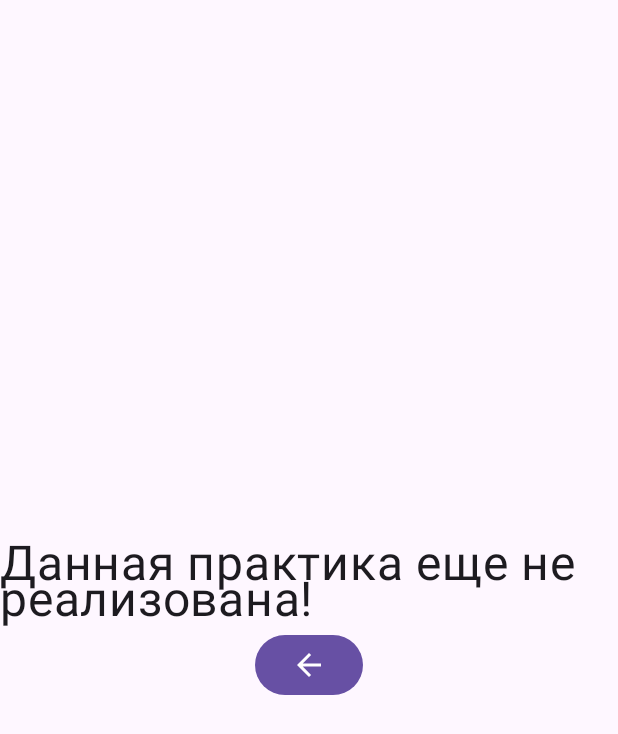
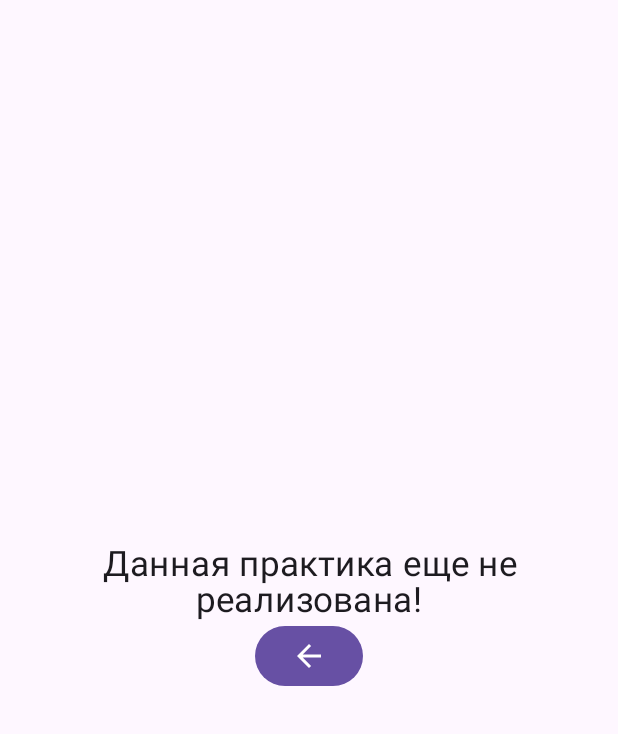
Before and after one commit to aleqsanbr/confirmatio, an Android app built with Jetpack Compose: the composable SinglePractice called with empty values, on a phone screen of 412 x 824 dp. Shown: the top 734 px of the screen. Run offline under Robolectric (Android 15) with nearby library versions, the phone set to English and light mode, and no system bars; 2 statements that could not run were skipped.

Commit message:
changed sizes and paddings in practices

```diff
--- a/app/src/main/java/com/example/confirmatio/MainActivity.kt
+++ b/app/src/main/java/com/example/confirmatio/MainActivity.kt
@@ -99,7 +99,7 @@ fun BottomNavigationBar(navController: NavHostController) {
                             saveState = true
                         }
                         launchSingleTop = true
-                        restoreState = true
+                        restoreState = navItem.route != NavRoutes.Practices.route && navItem.route != NavRoutes.Info.route
                     }
                 },
                 icon = {
--- a/app/src/main/java/com/example/confirmatio/screens/SinglePractice.kt
+++ b/app/src/main/java/com/example/confirmatio/screens/SinglePractice.kt
@@ -17,8 +17,10 @@ import androidx.compose.runtime.Composable
 import androidx.compose.ui.Alignment
 import androidx.compose.ui.Modifier
 import androidx.compose.ui.graphics.Color
+import androidx.compose.ui.text.style.TextAlign
 import androidx.compose.ui.unit.dp
 import androidx.compose.ui.unit.em
+import androidx.compose.ui.unit.sp
 import com.example.confirmatio.practices.PieTechnique
 
 @Composable
@@ -32,15 +34,19 @@ fun SinglePractice(
         else ->
         {
             Column(
-                modifier = Modifier.fillMaxSize(),
+                modifier = Modifier.fillMaxSize().padding(horizontal = 25.dp),
                 horizontalAlignment = Alignment.CenterHorizontally,
                 verticalArrangement = Arrangement.Center,
             )
             {
-                Text(text = "Данная практика еще не реализована!",
-                    fontSize = 4.em)
-                Button(onClick = navigateUp) {
-                    Icon(
+                Text(
+                    modifier = Modifier.align(Alignment.CenterHorizontally),
+                    textAlign = TextAlign.Center,
+                    text = "Данная практика еще не реализована!",
+                    fontSize = 23.sp
+                )
+                Button(onClick = navigateUp,)
+                {Icon(
                         imageVector = Icons.Default.ArrowBack,
                         contentDescription = "get back"
                     )
```
Also changed, not shown: app/src/main/java/com/example/confirmatio/screens/PracticesList.kt (+4 -4 lines).
